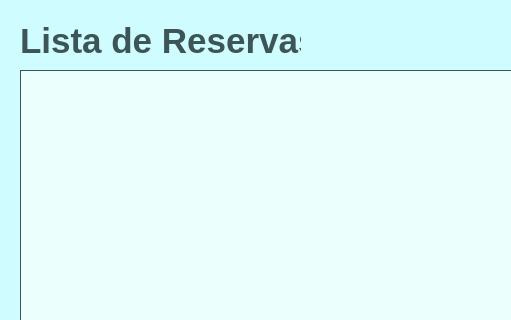
Qt form colaboradores/reservastela.ui (ViniiGabriel/hotelQT) before a commit; both pictures show x 0 to 511 and y 0 to 320 of the 697 by 529 pixel window.
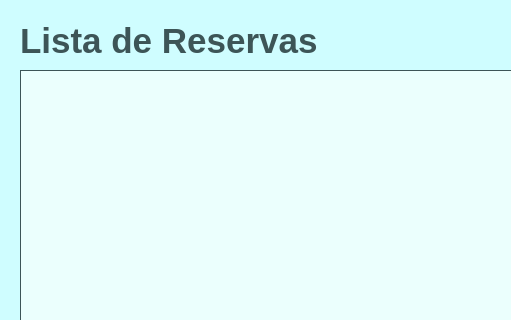
The same form after that commit. Icons and pictures are not drawn.

What changed in the file:
```diff
--- a/colaboradores/reservastela.ui
+++ b/colaboradores/reservastela.ui
@@ -64,7 +64,7 @@
     <rect>
      <x>20</x>
      <y>20</y>
-     <width>281</width>
+     <width>351</width>
      <height>41</height>
     </rect>
    </property>
```
